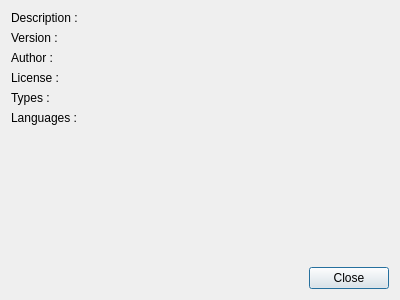
First picture: the form in v2/branches/newxup/monkey/src/pluginsmanager/ui/UIPluginsSettingsAbout.ui, repository testmana2/mks, before the edit.
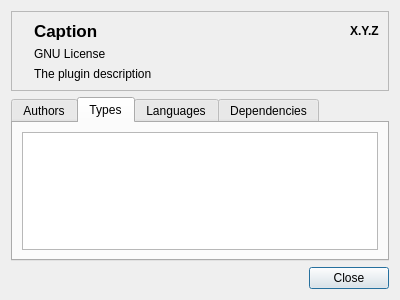
Second picture: the form after the edit. The open tabs and pages were chosen to show the change. Icons and pictures are not drawn.

Commit message: Rework about plugins dialog.

Diff of the .ui file:
```diff
--- a/v2/branches/newxup/monkey/src/pluginsmanager/ui/UIPluginsSettingsAbout.ui
+++ b/v2/branches/newxup/monkey/src/pluginsmanager/ui/UIPluginsSettingsAbout.ui
@@ -1,7 +1,7 @@
 <ui version="4.0" >
  <class>UIPluginsSettingsAbout</class>
- <widget class="QDialog" name="UIPluginsSettingsAbout" >
-  <property name="geometry" >
+ <widget class="QDialog" name="UIPluginsSettingsAbout">
+  <property name="geometry">
    <rect>
     <x>0</x>
     <y>0</y>
@@ -9,230 +9,196 @@
     <height>300</height>
    </rect>
   </property>
-  <property name="sizePolicy" >
-   <sizepolicy vsizetype="Preferred" hsizetype="Maximum" >
+  <property name="sizePolicy">
+   <sizepolicy hsizetype="Maximum" vsizetype="Preferred">
     <horstretch>0</horstretch>
     <verstretch>0</verstretch>
    </sizepolicy>
   </property>
-  <property name="windowTitle" >
-   <string>About Plugin %1</string>
+  <property name="windowTitle">
+   <string>About Plugin: %1</string>
   </property>
-  <layout class="QGridLayout" name="gridLayout" >
-   <item row="0" column="0" >
-    <widget class="QLabel" name="lDescription" >
-     <property name="sizePolicy" >
-      <sizepolicy vsizetype="Preferred" hsizetype="Maximum" >
-       <horstretch>0</horstretch>
-       <verstretch>0</verstretch>
-      </sizepolicy>
+  <layout class="QVBoxLayout" name="verticalLayout_5">
+   <item>
+    <widget class="QFrame" name="frame">
+     <property name="frameShape">
+      <enum>QFrame::StyledPanel</enum>
      </property>
-     <property name="text" >
-      <string>Description :</string>
+     <property name="frameShadow">
+      <enum>QFrame::Raised</enum>
      </property>
-     <property name="alignment" >
-      <set>Qt::AlignLeading|Qt::AlignLeft|Qt::AlignTop</set>
-     </property>
-    </widget>
-   </item>
-   <item row="0" column="1" >
-    <widget class="QLabel" name="lDescriptionInfos" >
-     <property name="sizePolicy" >
-      <sizepolicy vsizetype="Maximum" hsizetype="Preferred" >
+     <layout class="QGridLayout" name="gridLayout">
+      <item row="0" column="0" rowspan="3">
+       <widget class="QLabel" name="lIcon">
+        <property name="sizePolicy">
+         <sizepolicy hsizetype="Maximum" vsizetype="Preferred">
        <horstretch>0</horstretch>
        <verstretch>0</verstretch>
       </sizepolicy>
      </property>
-     <property name="alignment" >
-      <set>Qt::AlignLeading|Qt::AlignLeft|Qt::AlignTop</set>
-     </property>
-     <property name="wordWrap" >
-      <bool>true</bool>
-     </property>
-     <property name="openExternalLinks" >
-      <bool>true</bool>
-     </property>
-     <property name="textInteractionFlags" >
-      <set>Qt::LinksAccessibleByMouse|Qt::TextSelectableByMouse</set>
-     </property>
-    </widget>
-   </item>
-   <item row="1" column="0" >
-    <widget class="QLabel" name="lVersion" >
-     <property name="sizePolicy" >
-      <sizepolicy vsizetype="Preferred" hsizetype="Maximum" >
-       <horstretch>0</horstretch>
-       <verstretch>0</verstretch>
-      </sizepolicy>
-     </property>
-     <property name="text" >
-      <string>Version :</string>
-     </property>
-     <property name="alignment" >
-      <set>Qt::AlignLeading|Qt::AlignLeft|Qt::AlignTop</set>
+        <property name="pixmap">
+         <pixmap resource="../../resources/resources.qrc">:/temp/icons/temp/package_applications.png</pixmap>
+        </property>
+        <property name="alignment">
+         <set>Qt::AlignCenter</set>
+        </property>
+       </widget>
+      </item>
+      <item row="0" column="1">
+       <widget class="QLabel" name="lCaption">
+        <property name="font">
+         <font>
+          <pointsize>13</pointsize>
+          <weight>75</weight>
+          <bold>true</bold>
+         </font>
+        </property>
+        <property name="text">
+         <string notr="true">Caption</string>
+        </property>
+        <property name="wordWrap">
+         <bool>true</bool>
      </property>
     </widget>
    </item>
-   <item row="1" column="1" >
-    <widget class="QLabel" name="lVersionInfos" >
-     <property name="sizePolicy" >
-      <sizepolicy vsizetype="Maximum" hsizetype="Preferred" >
-       <horstretch>0</horstretch>
-       <verstretch>0</verstretch>
-      </sizepolicy>
-     </property>
-     <property name="openExternalLinks" >
+      <item row="2" column="1" colspan="2">
+       <widget class="QLabel" name="lDescription">
+        <property name="text">
+         <string notr="true">The plugin description</string>
+        </property>
+        <property name="wordWrap">
       <bool>true</bool>
      </property>
-     <property name="textInteractionFlags" >
+        <property name="openExternalLinks">
+         <bool>true</bool>
+        </property>
+        <property name="textInteractionFlags">
       <set>Qt::LinksAccessibleByMouse|Qt::TextSelectableByMouse</set>
      </property>
     </widget>
    </item>
-   <item row="2" column="0" >
-    <widget class="QLabel" name="lAuthor" >
-     <property name="sizePolicy" >
-      <sizepolicy vsizetype="Preferred" hsizetype="Maximum" >
+      <item row="0" column="2">
+       <widget class="QLabel" name="lVersion">
+        <property name="sizePolicy">
+         <sizepolicy hsizetype="Maximum" vsizetype="Maximum">
        <horstretch>0</horstretch>
        <verstretch>0</verstretch>
       </sizepolicy>
      </property>
-     <property name="text" >
-      <string>Author :</string>
-     </property>
-     <property name="alignment" >
-      <set>Qt::AlignLeading|Qt::AlignLeft|Qt::AlignTop</set>
-     </property>
-    </widget>
-   </item>
-   <item row="2" column="1" >
-    <widget class="QLabel" name="lAuthorInfos" >
-     <property name="sizePolicy" >
-      <sizepolicy vsizetype="Maximum" hsizetype="Preferred" >
-       <horstretch>0</horstretch>
-       <verstretch>0</verstretch>
-      </sizepolicy>
-     </property>
-     <property name="openExternalLinks" >
+        <property name="font">
+         <font>
+          <weight>75</weight>
+          <bold>true</bold>
+         </font>
+        </property>
+        <property name="text">
+         <string notr="true">X.Y.Z</string>
+        </property>
+        <property name="openExternalLinks">
       <bool>true</bool>
      </property>
-     <property name="textInteractionFlags" >
+        <property name="textInteractionFlags">
       <set>Qt::LinksAccessibleByMouse|Qt::TextSelectableByMouse</set>
      </property>
     </widget>
    </item>
-   <item row="3" column="0" >
-    <widget class="QLabel" name="lLicense" >
-     <property name="sizePolicy" >
-      <sizepolicy vsizetype="Preferred" hsizetype="Maximum" >
-       <horstretch>0</horstretch>
-       <verstretch>0</verstretch>
-      </sizepolicy>
-     </property>
-     <property name="text" >
-      <string>License :</string>
-     </property>
-     <property name="alignment" >
-      <set>Qt::AlignLeading|Qt::AlignLeft|Qt::AlignTop</set>
-     </property>
-    </widget>
-   </item>
-   <item row="3" column="1" >
-    <widget class="QLabel" name="lLicenseInfos" >
-     <property name="sizePolicy" >
-      <sizepolicy vsizetype="Maximum" hsizetype="Preferred" >
-       <horstretch>0</horstretch>
-       <verstretch>0</verstretch>
-      </sizepolicy>
-     </property>
-     <property name="openExternalLinks" >
+      <item row="1" column="1" colspan="2">
+       <widget class="QLabel" name="lLicense">
+        <property name="text">
+         <string notr="true">GNU License</string>
+        </property>
+        <property name="wordWrap">
+         <bool>true</bool>
+        </property>
+        <property name="openExternalLinks">
       <bool>true</bool>
      </property>
-     <property name="textInteractionFlags" >
+        <property name="textInteractionFlags">
       <set>Qt::LinksAccessibleByMouse|Qt::TextSelectableByMouse</set>
      </property>
     </widget>
    </item>
-   <item row="4" column="0" >
-    <widget class="QLabel" name="lTypes" >
-     <property name="sizePolicy" >
-      <sizepolicy vsizetype="Preferred" hsizetype="Maximum" >
-       <horstretch>0</horstretch>
-       <verstretch>0</verstretch>
-      </sizepolicy>
+     </layout>
+    </widget>
+   </item>
+   <item>
+    <widget class="QTabWidget" name="twPages">
+     <property name="currentIndex">
+      <number>0</number>
      </property>
-     <property name="text" >
-      <string>Types :</string>
-     </property>
-     <property name="alignment" >
-      <set>Qt::AlignLeading|Qt::AlignLeft|Qt::AlignTop</set>
+     <widget class="QWidget" name="wAuthors">
+      <attribute name="title">
+       <string>Authors</string>
+      </attribute>
+      <layout class="QVBoxLayout" name="verticalLayout">
+       <item>
+        <widget class="QListView" name="lvAuthors">
+         <property name="editTriggers">
+          <set>QAbstractItemView::NoEditTriggers</set>
+         </property>
+         <property name="uniformItemSizes">
+          <bool>true</bool>
      </property>
     </widget>
    </item>
-   <item row="4" column="1" >
-    <widget class="QLabel" name="lTypesInfos" >
-     <property name="sizePolicy" >
-      <sizepolicy vsizetype="Maximum" hsizetype="Preferred" >
-       <horstretch>0</horstretch>
-       <verstretch>0</verstretch>
-      </sizepolicy>
-     </property>
-     <property name="openExternalLinks" >
+      </layout>
+     </widget>
+     <widget class="QWidget" name="wTypes">
+      <attribute name="title">
+       <string>Types</string>
+      </attribute>
+      <layout class="QVBoxLayout" name="verticalLayout_2">
+       <item>
+        <widget class="QListView" name="lvTypes">
+         <property name="editTriggers">
+          <set>QAbstractItemView::NoEditTriggers</set>
+         </property>
+         <property name="uniformItemSizes">
       <bool>true</bool>
      </property>
-     <property name="textInteractionFlags" >
-      <set>Qt::LinksAccessibleByMouse|Qt::TextSelectableByMouse</set>
-     </property>
-    </widget>
-   </item>
-   <item row="5" column="0" >
-    <widget class="QLabel" name="lLanguages" >
-     <property name="sizePolicy" >
-      <sizepolicy vsizetype="Preferred" hsizetype="Maximum" >
-       <horstretch>0</horstretch>
-       <verstretch>0</verstretch>
-      </sizepolicy>
-     </property>
-     <property name="text" >
-      <string>Languages :</string>
-     </property>
-     <property name="alignment" >
-      <set>Qt::AlignLeading|Qt::AlignLeft|Qt::AlignTop</set>
-     </property>
-    </widget>
-   </item>
-   <item row="5" column="1" >
-    <widget class="QLabel" name="lLanguagesInfos" >
-     <property name="sizePolicy" >
-      <sizepolicy vsizetype="Maximum" hsizetype="Preferred" >
-       <horstretch>0</horstretch>
-       <verstretch>0</verstretch>
-      </sizepolicy>
-     </property>
-     <property name="openExternalLinks" >
+        </widget>
+       </item>
+      </layout>
+     </widget>
+     <widget class="QWidget" name="wLanguages">
+      <attribute name="title">
+       <string>Languages</string>
+      </attribute>
+      <layout class="QVBoxLayout" name="verticalLayout_3">
+       <item>
+        <widget class="QListView" name="lvLanguages">
+         <property name="editTriggers">
+          <set>QAbstractItemView::NoEditTriggers</set>
+         </property>
+         <property name="uniformItemSizes">
+          <bool>true</bool>
+         </property>
+        </widget>
+       </item>
+      </layout>
+     </widget>
+     <widget class="QWidget" name="wDependencies">
+      <attribute name="title">
+       <string>Dependencies</string>
+      </attribute>
+      <layout class="QVBoxLayout" name="verticalLayout_4">
+       <item>
+        <widget class="QListView" name="lvDependencies">
+         <property name="editTriggers">
+          <set>QAbstractItemView::NoEditTriggers</set>
+         </property>
+         <property name="uniformItemSizes">
       <bool>true</bool>
      </property>
-     <property name="textInteractionFlags" >
-      <set>Qt::LinksAccessibleByMouse|Qt::TextSelectableByMouse</set>
-     </property>
-    </widget>
-   </item>
-   <item row="6" column="0" colspan="2" >
-    <spacer name="verticalSpacer" >
-     <property name="orientation" >
-      <enum>Qt::Vertical</enum>
-     </property>
-     <property name="sizeHint" stdset="0" >
-      <size>
-       <width>20</width>
-       <height>1</height>
-      </size>
-     </property>
-    </spacer>
+        </widget>
+       </item>
+      </layout>
+     </widget>
+    </widget>
    </item>
-   <item row="7" column="0" colspan="2" >
-    <widget class="QDialogButtonBox" name="dbbButtonsonBox" >
-     <property name="standardButtons" >
+   <item>
+    <widget class="QDialogButtonBox" name="dbbButtonsonBox">
+     <property name="standardButtons">
       <set>QDialogButtonBox::Close</set>
      </property>
     </widget>
```
Left out of the diff: 11 changed lines with no effect on the pictures. Lines whose indentation alone changed are shown as unchanged. The commit also changes 4 other files.
